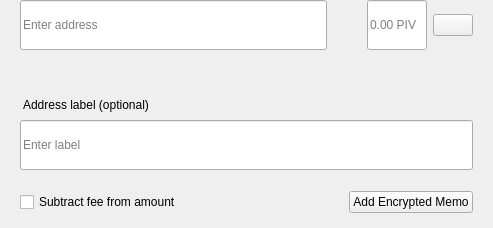
Qt form src/qt/dogec/forms/sendmultirow.ui (kyeno/dogecash) before a commit.
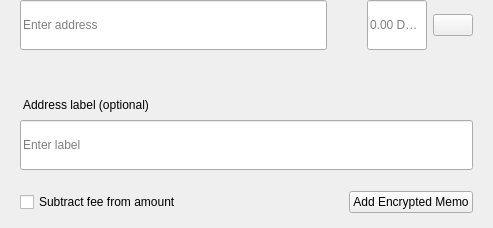
The same form after that commit.

Commit message: PIV<>DOGEC

```diff
--- a/src/qt/dogec/forms/sendmultirow.ui
+++ b/src/qt/dogec/forms/sendmultirow.ui
@@ -198,7 +198,7 @@
            <set>Qt::AlignLeading|Qt::AlignLeft|Qt::AlignVCenter</set>
           </property>
           <property name="placeholderText">
-           <string notr="true">0.00 PIV</string>
+           <string notr="true">0.00 DOGEC</string>
           </property>
          </widget>
         </item>
```
Left out of the diff: 2 changed lines with no effect on the pictures. The commit also changes 557 other files.
